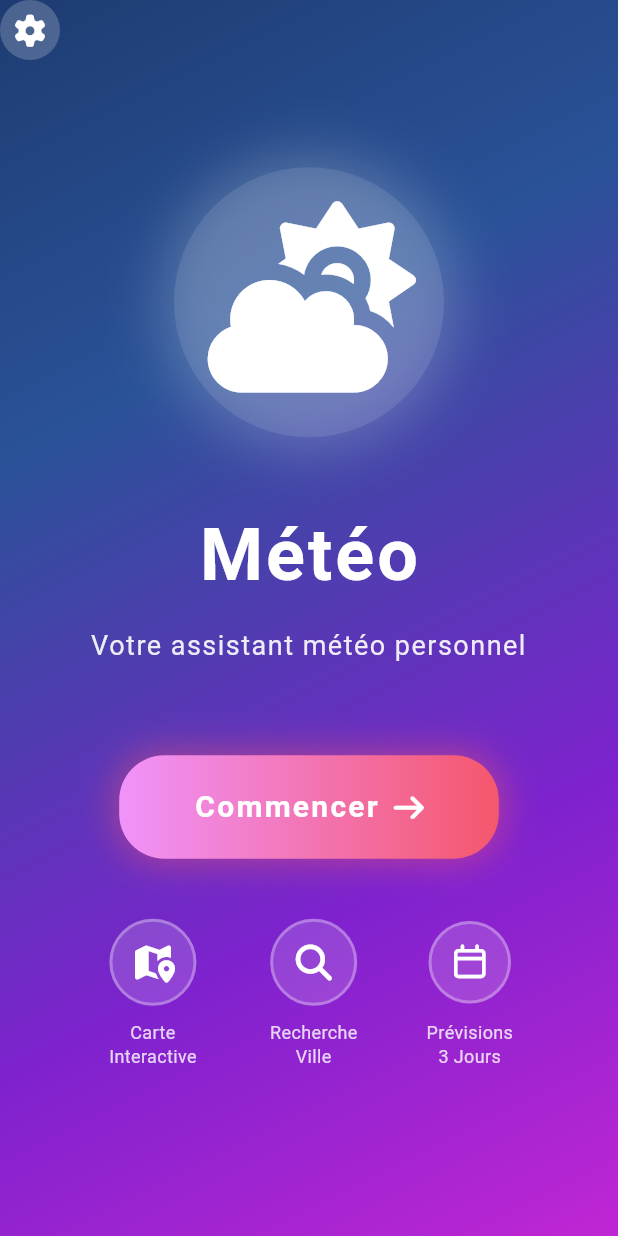
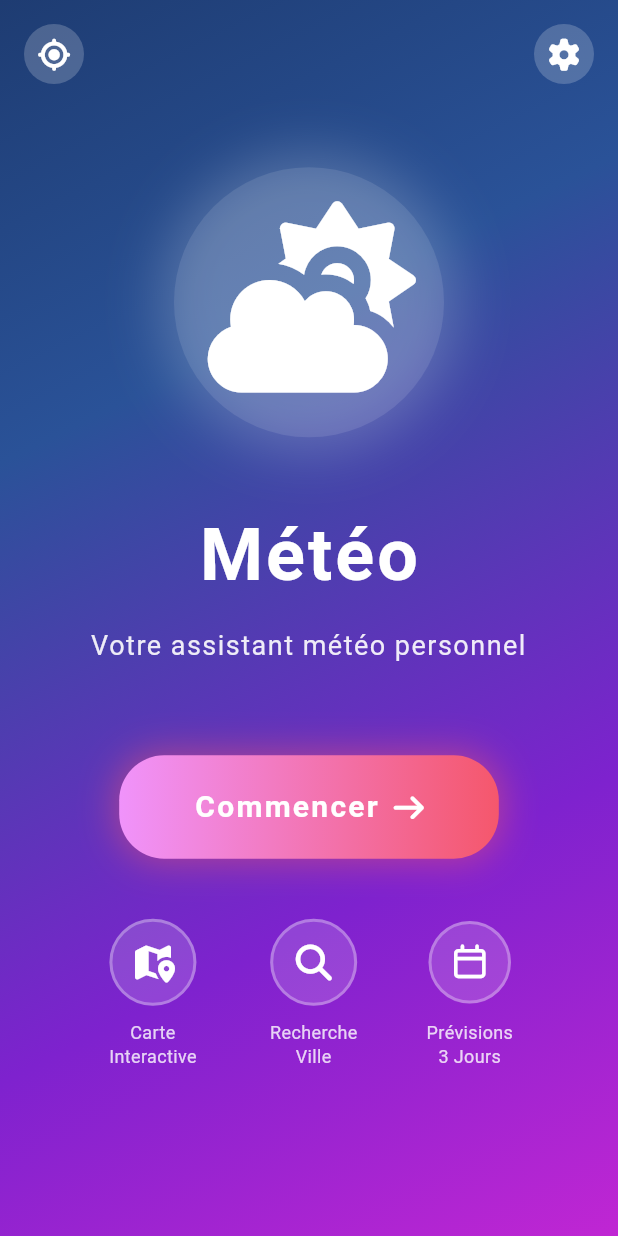
Before and after one commit to HAMZAZAWAK17/WethearMap, a Flutter app: the HomePage screen opened directly, on a phone screen of 412 x 824 dp. Run offline on Flutter 3.47's test engine with Material 3 defaults, Android fonts, the phone set to English and light mode, and no system bars; drawn by our look-alikes of animated_text_kit; our stand-ins replace font_awesome_flutter, geolocator, google_maps_flutter, share_plus, shared_preferences, shimmer; accounts and stored records are empty.

Commit message:
feat: Implement HomePage with animated UI, automatic location detection, and navigation to other screens.

```diff
--- a/lib/screens/home_page.dart
+++ b/lib/screens/home_page.dart
@@ -222,10 +222,10 @@ class _HomePageState extends State<HomePage> with SingleTickerProviderStateMixin
           ),
 
           // Bouton paramètres en haut à droite
-          SafeArea(
-            child: Positioned(
-              top: 16,
-              right: 16,
+          Positioned(
+            top: 16,
+            right: 16,
+            child: SafeArea(
               child: CircleAvatar(
                 backgroundColor: AppColors.white20,
                 child: IconButton(
@@ -242,6 +242,34 @@ class _HomePageState extends State<HomePage> with SingleTickerProviderStateMixin
                       ),
                     );
                   },
+                ),
+              ),
+            ),
+          ),
+
+          // Bouton de localisation en haut à gauche
+          Positioned(
+            top: 16,
+            left: 16,
+            child: SafeArea(
+              child: CircleAvatar(
+                backgroundColor: AppColors.white20,
+                child: IconButton(
+                  icon: _isCheckingLocation
+                      ? const SizedBox(
+                          width: 20,
+                          height: 20,
+                          child: CircularProgressIndicator(
+                            strokeWidth: 2,
+                            valueColor: AlwaysStoppedAnimation<Color>(Colors.white),
+                          ),
+                        )
+                      : const FaIcon(
+                          FontAwesomeIcons.locationCrosshairs,
+                          color: Colors.white,
+                          size: 20,
+                        ),
+                  onPressed: _isCheckingLocation ? null : _detectLocationAndShowWeather,
                 ),
               ),
             ),
```
